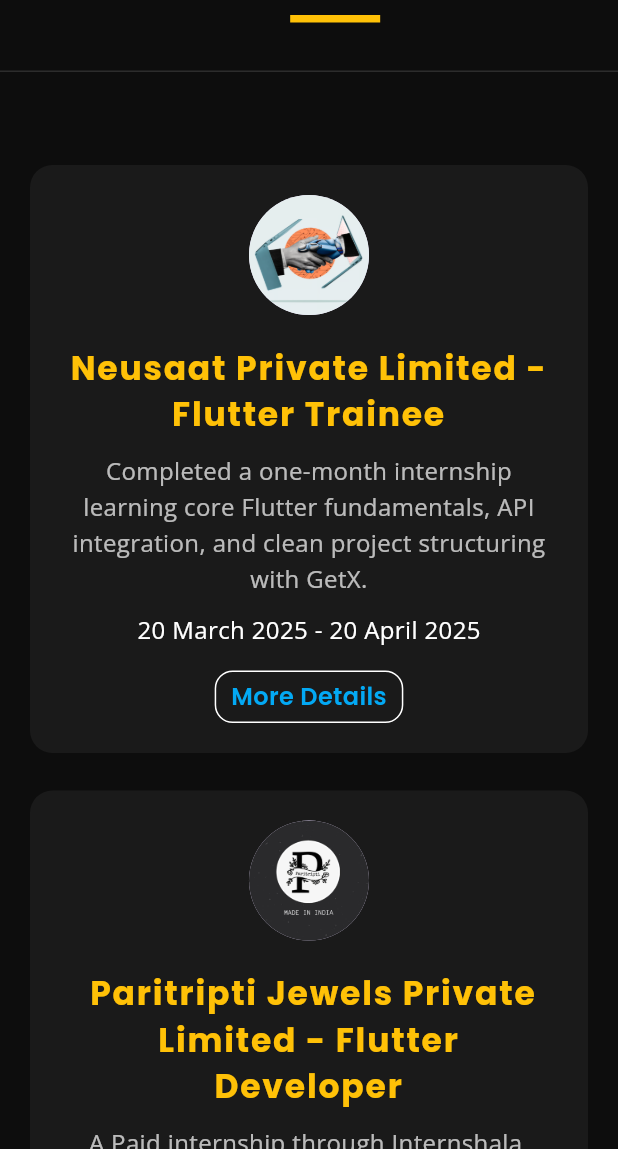
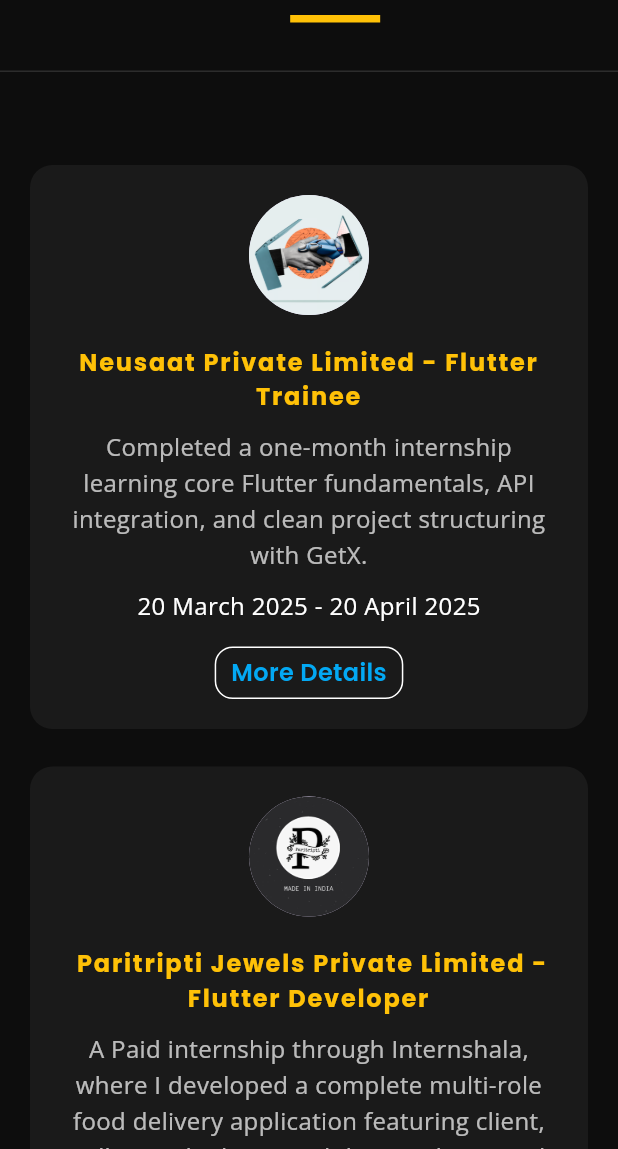
Before and after one commit to elamaran1205/portfolio_v2, a Flutter app: the screen it shows after launch, after a tap on "Skills", after a tap on "Projects", after a tap on "Experience", on a phone screen of 412 x 824 dp, the part 87-1236 px from its top. Run offline on Flutter 3.47's test engine with Material 3 defaults, Android fonts, the phone set to English and light mode, and no system bars; our stand-ins replace animate_do, font_awesome_flutter, google_fonts.

Commit message:
fix:improved font sizes

```diff
--- a/lib/pages/projects_section.dart
+++ b/lib/pages/projects_section.dart
@@ -65,7 +65,7 @@ class _ProjectsSectionState extends State<ProjectsSection> {
                                 project.title,
                                 style: AppTextStyles.heading1.copyWith(
                                   color: AppColors.amber,
-                                  fontSize: isMobile ? 24 : 28,
+                                  fontSize: isMobile ? 18 : 20,
                                 ),
                                 textAlign: isMobile
                                     ? TextAlign.center
--- a/lib/pages/skills_page.dart
+++ b/lib/pages/skills_page.dart
@@ -66,7 +66,7 @@ class _SkillsState extends State<Skills> {
                   "Generative AI Fundamentals (Theory)",
                   "",
                   "▸ Has theoretical knowledge of AI, Machine Learning, and Deep Learning\n"
-                      "▸ Understands basic ideas behind Neural Networks and LLMs\n"
+                      "▸ Neural Networks and LLMs\n"
                       "▸ Knows theory concepts of Embeddings, Vectors, Vector Databases, and RAG",
                 ),
                 skillContainer(
@@ -114,7 +114,7 @@ class _SkillsState extends State<Skills> {
           Text(
             dName,
             style: AppTextStyles.heading2.copyWith(
-              fontSize: 20,
+              fontSize: 17,
               color: AppColors.amber,
             ),
           ),
--- a/lib/pages/work_experience.dart
+++ b/lib/pages/work_experience.dart
@@ -71,7 +71,7 @@ class _WorkExperienceState extends State<WorkExperience> {
                                       "${work.companyName} - ${work.role}",
                                       style: AppTextStyles.heading1.copyWith(
                                         color: AppColors.amber,
-                                        fontSize: 22,
+                                        fontSize: 16,
                                       ),
                                       textAlign: TextAlign.center,
                                     ),
@@ -110,7 +110,7 @@ class _WorkExperienceState extends State<WorkExperience> {
                                             style: AppTextStyles.heading1
                                                 .copyWith(
                                                   color: AppColors.amber,
-                                                  fontSize: 25,
+                                                  fontSize: 18,
                                                 ),
                                           ),
                                           const SizedBox(height: 8),
```
